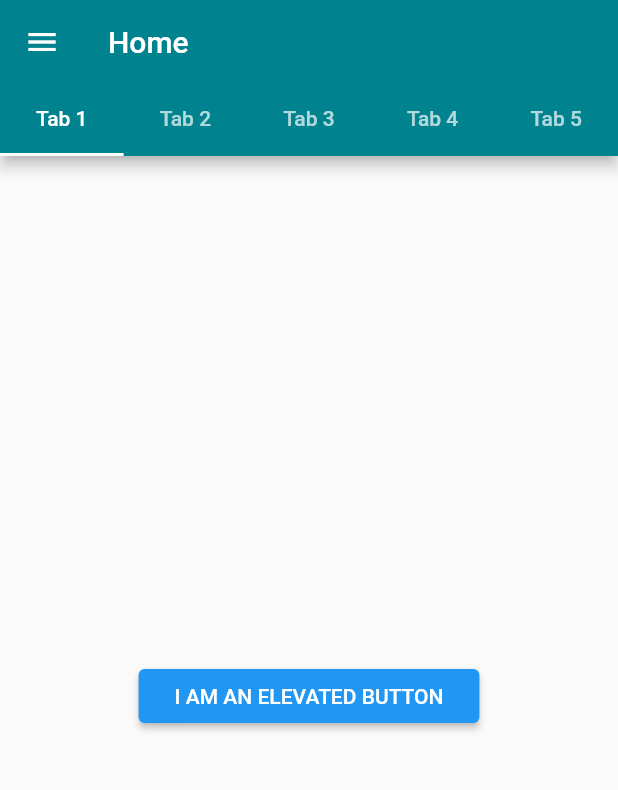
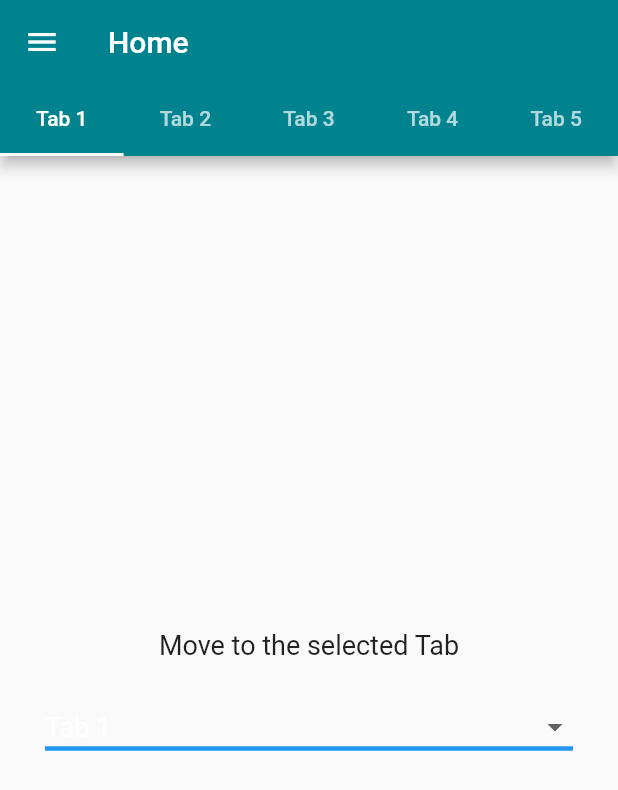
Before and after one commit to justEhmadSaeed/TabBar-Flutter, a Flutter app: the screen it shows after launch, on a phone screen of 412 x 824 dp. Shown: the top 790 px of the screen. Run offline on Flutter 3.47's test engine with Material 2 defaults, Android fonts, the phone set to English and light mode, and no system bars.

Commit message:
📦 NEW: ADD buttons in HomePage tabs

```diff
--- /dev/null
+++ b/lib/DropDown.dart
@@ -0,0 +1,40 @@
+import 'package:flutter/material.dart';
+import 'package:tabbar_flutter/constants.dart';
+
+class DropDown extends StatefulWidget {
+  DropDown(this._tabController);
+  final TabController _tabController;
+  @override
+  _DropDownState createState() => _DropDownState();
+}
+
+const items = ['Tab 1', 'Tab 2', 'Tab 3', 'Tab 4', 'Tab 5'];
+
+class _DropDownState extends State<DropDown> {
+  String dropdownValue = items[0];
+  @override
+  Widget build(BuildContext context) {
+    final TabController _tabController = widget._tabController;
+    return DropdownButton(
+      value: dropdownValue,
+      onChanged: (String? value) {
+        setState(() {
+          dropdownValue = value!;
+          _tabController.animateTo(items.indexOf((value)));
+        });
+      },
+      style: kDropdownItemsStyle,
+      isExpanded: true,
+      items: items
+          .map((e) => DropdownMenuItem(
+                child: Text(e),
+                value: e,
+              ))
+          .toList(),
+      underline: Container(
+        height: 3,
+        color: Colors.blue,
+      ),
+    );
+  }
+}
--- a/lib/HomePage.dart
+++ b/lib/HomePage.dart
@@ -1,19 +1,40 @@
 import 'package:flutter/material.dart';
 import 'package:tabbar_flutter/DrawerHeader.dart';
+import 'package:tabbar_flutter/DropDown.dart';
+import 'package:tabbar_flutter/PopUpClass.dart';
 import 'package:tabbar_flutter/Screen2.dart';
+import 'package:tabbar_flutter/constants.dart';
 
-class HomePage extends StatelessWidget {
+class HomePage extends StatefulWidget {
   static final route = '/';
 
   @override
+  _HomePageState createState() => _HomePageState();
+}
+
+class _HomePageState extends State<HomePage>
+    with SingleTickerProviderStateMixin {
+  late TabController _tabController;
+  @override
+  void initState() {
+    super.initState();
+    _tabController = TabController(length: 5, vsync: this);
+  }
+
+  @override
+  void dispose() {
+    _tabController.dispose();
+    super.dispose();
+  }
+
+  @override
   Widget build(BuildContext context) {
-    return DefaultTabController(
-      length: 5,
-      child: Scaffold(
+    return Scaffold(
       appBar: AppBar(
         title: Text('Home'),
         backgroundColor: Colors.cyan[800],
         bottom: TabBar(
+          controller: _tabController,
           indicatorColor: Colors.white,
           tabs: [
             Tab(
@@ -41,11 +62,7 @@ class HomePage extends StatelessWidget {
             kDrawerHeader,
             ListTile(
               title: Text('6 Tabbed Screen'),
-                leading: Icon(
-                  Icons.visibility,
-                  color: Colors.cyan[700],
-                  size: 30,
-                ),
+              leading: kDrawerHeaderIcon,
               onTap: () {
                 Navigator.pushNamed(context, Screen2.route);
               },
@@ -55,14 +72,19 @@ class HomePage extends StatelessWidget {
         ),
       ),
       body: TabBarView(
+        controller: _tabController,
         children: [
           Center(
-              child: ElevatedButton(
-                onPressed: () {},
-                child: Padding(
-                  padding: const EdgeInsets.all(8.0),
-                  child: Text('I AM AN ELEVATED BUTTON'),
+            child: Column(
+              mainAxisAlignment: MainAxisAlignment.center,
+              children: [
+                Text('Move to the selected Tab', style: kDropdownItemsStyle),
+                SizedBox(height: 20),
+                Padding(
+                  padding: const EdgeInsets.symmetric(horizontal: 30),
+                  child: DropDown(_tabController),
                 ),
+              ],
             ),
           ),
           Center(
@@ -75,35 +97,37 @@ class HomePage extends StatelessWidget {
             ),
           ),
           Center(
-              child: ElevatedButton(
+            child: FloatingActionButton(
               onPressed: () {},
               child: Padding(
                 padding: const EdgeInsets.all(8.0),
-                  child: Text('I AM AN ELEVATED BUTTON'),
+                child: Icon(Icons.add),
               ),
             ),
           ),
           Center(
-              child: ElevatedButton(
+            child: IconButton(
+              color: Colors.blue,
+              iconSize: 40,
               onPressed: () {},
-                child: Padding(
-                  padding: const EdgeInsets.all(8.0),
-                  child: Text('I AM AN ELEVATED BUTTON'),
-                ),
+              icon: Icon(Icons.accessible),
             ),
           ),
           Center(
-              child: ElevatedButton(
-                onPressed: () {},
-                child: Padding(
-                  padding: const EdgeInsets.all(8.0),
-                  child: Text('I AM AN ELEVATED BUTTON'),
+            child: Column(
+              mainAxisAlignment: MainAxisAlignment.center,
+              children: [
+                Text('Move to the selected Tab', style: kDropdownItemsStyle),
+                SizedBox(height: 20),
+                Padding(
+                  padding: const EdgeInsets.symmetric(horizontal: 30),
+                  child: PopUpClass(_tabController),
                 ),
+              ],
             ),
           ),
         ],
       ),
-      ),
     );
   }
 }
--- a/lib/constants.dart
+++ b/lib/constants.dart
@@ -1 +1,8 @@
 import 'package:flutter/material.dart';
+
+final Icon kDrawerHeaderIcon = Icon(
+  Icons.visibility,
+  color: Colors.cyan[700],
+  size: 30,
+);
+const kDropdownItemsStyle = TextStyle(fontSize: 18);
```
Also changed, not shown: lib/PopUpClass.dart (added, +38 -0 lines), lib/Screen2.dart (+2 -5 lines). Lines whose indentation alone changed are shown as unchanged.
